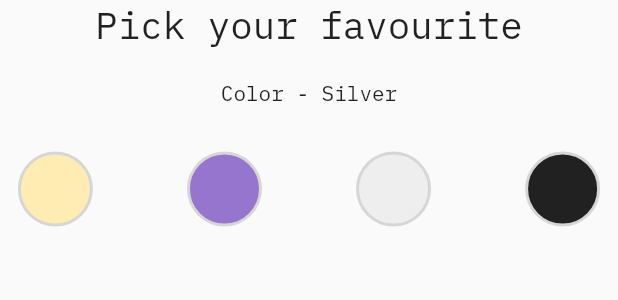
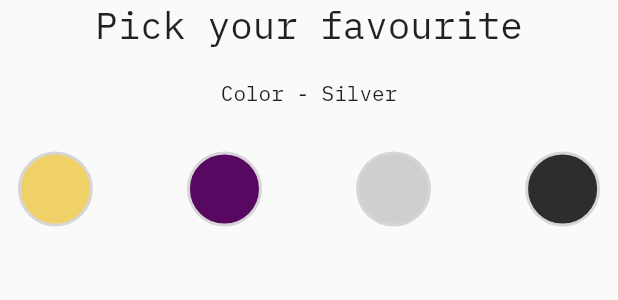
Before and after one commit to ReinJudischesFett/FlutterAppleStore, a Flutter app: the ColorPicker widget shown alone on an empty page, opened directly, on a phone screen of 412 x 824 dp. Shown: the top 300 px of the screen. Run offline on Flutter 3.47's test engine with Material 2 defaults, Android fonts, the phone set to English and light mode, and no system bars; our stand-ins replace badges, bloc, equatable, flutter_bloc, google_fonts; network calls fail.

Commit message:
add color, storage and correct price in cartItem

```diff
--- /dev/null
+++ b/lib/config/apple_colors.dart
@@ -0,0 +1,7 @@
+import 'package:flutter/material.dart';
+
+
+const deepPurple = Color.fromRGBO(87, 8, 97, 1);
+const gold = Color.fromRGBO(240, 209, 104, 1);
+const silver = Color.fromRGBO(207, 207, 207, 1);
+const spaceBlack = Color.fromRGBO(44, 45, 45, 1);
--- /dev/null
+++ b/lib/config/storage_size.dart
@@ -0,0 +1,4 @@
+const storage128 = '128 GB';
+const storage256 = '256 GB';
+const storage512 = '512 GB';
+const storage1024 = '1 TB';
--- a/lib/cubit/cart/cart_state.dart
+++ b/lib/cubit/cart/cart_state.dart
@@ -10,7 +10,7 @@ class CartLoaded extends CartState {
   int getTotalPrice() {
     int result = 0;
     for (var cartProduct in cart) {
-      result += cartProduct.product.price;
+      result += cartProduct.finalPrice;
     }
     return result;
   }
--- a/lib/data/cart_product_model.dart
+++ b/lib/data/cart_product_model.dart
@@ -1,10 +1,11 @@
 import 'package:apple_store/data/product_model.dart';
-
+import 'package:flutter/material.dart';
 
 class CartProduct {
   final Product product;
-  final String selectedColor;
+  final Color selectedColor;
   final String selectedStorage;
-  late int finalPrice;
-  CartProduct(this.product, this.selectedColor, this.selectedStorage);
+  final int finalPrice;
+  CartProduct(
+      this.product, this.selectedColor, this.selectedStorage, this.finalPrice);
 }
--- a/lib/data/db.dart
+++ b/lib/data/db.dart
@@ -20,12 +20,6 @@ class DataBase {
       'https://res.cloudinary.com/shufersal/image/upload/f_auto,q_auto/v1551800922/prod/product_images/products_zoom/IDJ44_Z_P_7290106708310_1.png',
       'iphone',
     ),
-    Product(
-      'Apple watch s7',
-      399,
-      'https://www.telecomarmenia.am/eshop/images/product/6/16388631531068.png',
-      'apple watch',
-    )
   ];
   List<Product> get productList => _productList;
 }
--- a/lib/pages/product_page/color_picker.dart
+++ b/lib/pages/product_page/color_picker.dart
@@ -3,6 +3,7 @@
 import 'package:apple_store/cubit/product/product_cubit.dart';
 import 'package:flutter/material.dart';
 import 'package:flutter_bloc/flutter_bloc.dart';
+import 'package:apple_store/config/apple_colors.dart';
 
 class ColorPicker extends StatefulWidget {
   const ColorPicker({super.key});
@@ -18,24 +19,25 @@ class _ColorPickerState extends State<ColorPicker> {
       children: [
         Text('Pick your favourite', style: TextStyle(fontSize: 25)),
         SizedBox(height: 20),
+        //TODO row
         Text('Color - Silver'),
         SizedBox(height: 30),
         Row(
           mainAxisAlignment: MainAxisAlignment.spaceAround,
           children: [
-            colorDot(Colors.amber[100], context),
+            colorDot(gold, context),
             const SizedBox(
               width: 15,
             ),
-            colorDot(Colors.deepPurple[300], context),
+            colorDot(deepPurple, context),
             const SizedBox(
               width: 15,
             ),
-            colorDot(Colors.grey[200], context),
+            colorDot(silver, context),
             const SizedBox(
               width: 15,
             ),
-            colorDot(Colors.grey[900], context),
+            colorDot(spaceBlack, context),
           ],
         ),
       ],
@@ -58,12 +60,13 @@ class _ColorPickerState extends State<ColorPicker> {
     return GestureDetector(
       onTap: () {
         BlocProvider.of<ProductCubit>(context).colorChosen(color);
+        // stage 1 - border color, change image, scroll, put color in model
       },
       child: Container(
         decoration: BoxDecoration(
             shape: BoxShape.circle,
             color: color,
-            border: Border.all(color: borderColor!, width: 2.0)),
+            border: Border.all(color: borderColor!, width: 2.0),),
         height: 50,
         width: 50,
       ),
--- a/lib/pages/product_page/product_page.dart
+++ b/lib/pages/product_page/product_page.dart
@@ -3,7 +3,7 @@
 import 'package:apple_store/cubit/cart/cart_cubit.dart';
 import 'package:apple_store/cubit/product/product_cubit.dart';
 import 'package:apple_store/data/product_model.dart';
-import 'package:apple_store/pages/cart_page.dart';
+import 'package:apple_store/pages/cart_page/cart_page.dart';
 import 'package:apple_store/pages/product_page/color_picker.dart';
 import 'package:apple_store/pages/product_page/storage_picker.dart';
 import 'package:apple_store/widgets/cart_badge.dart';
@@ -91,7 +91,7 @@ class ProductPage extends StatelessWidget {
                           onTap: () {
                             BlocProvider.of<CartCubit>(context).addItemToCart(
                               product,
-                              state.selectedColor.toString(),
+                              state.selectedColor,
                               state.selectedStorage,
                             );
                           },
--- a/lib/widgets/cart_badge.dart
+++ b/lib/widgets/cart_badge.dart
@@ -1,5 +1,5 @@
 import 'package:apple_store/cubit/cart/cart_cubit.dart';
-import 'package:apple_store/pages/cart_page.dart';
+import 'package:apple_store/pages/cart_page/cart_page.dart';
 import 'package:badges/badges.dart';
 import 'package:flutter/material.dart';
 import 'package:flutter/src/widgets/container.dart';
```
Also changed, not shown: lib/cubit/cart/cart_cubit.dart (+24 -2 lines), lib/pages/cart_page.dart (deleted, +0 -94 lines), lib/pages/cart_page/cart_item.dart (added, +81 -0 lines), lib/pages/cart_page/cart_page.dart (added, +67 -0 lines), lib/pages/home_page/product_card.dart (+5 -18 lines), lib/widgets/product_image.dart (added, +23 -0 lines).
